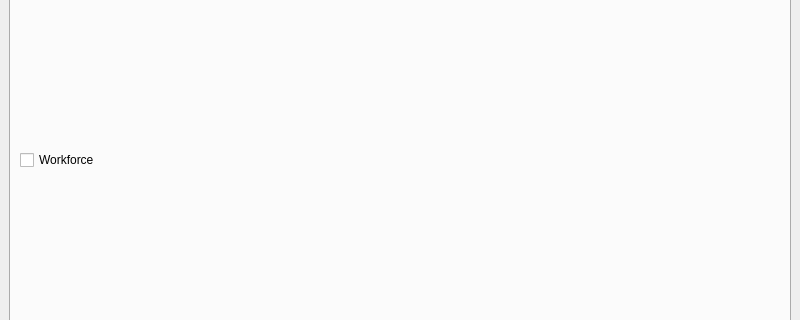
This is widgets/mainwindow.ui in Arklog/x4StationGenerator as Qt 5 draws it before an edit; both pictures show x 0 to 800 and y 141 to 461 of the 800 by 600 pixel window. The edited form follows.
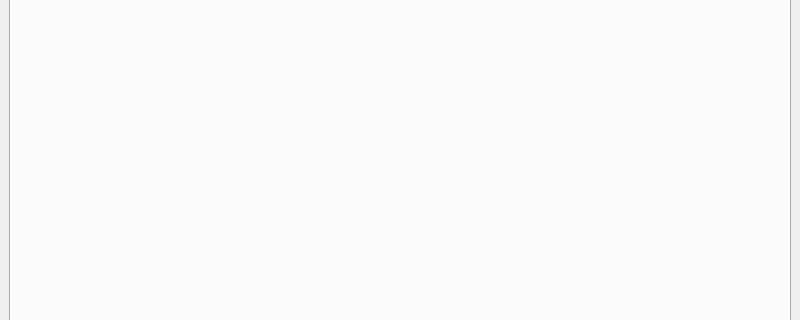
This is the edited form. The open tabs and pages were chosen to show the change.

Patch:
```diff
--- a/widgets/mainwindow.ui
+++ b/widgets/mainwindow.ui
@@ -52,15 +52,7 @@
        <attribute name="title">
         <string>Settings</string>
        </attribute>
-       <layout class="QVBoxLayout" name="verticalLayout_4">
-        <item>
-         <widget class="QCheckBox" name="workforce">
-          <property name="text">
-           <string>Workforce</string>
-          </property>
-         </widget>
-        </item>
-       </layout>
+       <layout class="QVBoxLayout" name="verticalLayout_4"/>
       </widget>
      </widget>
     </item>
```
Left out of the diff: 2 changed lines with no effect on the pictures.
